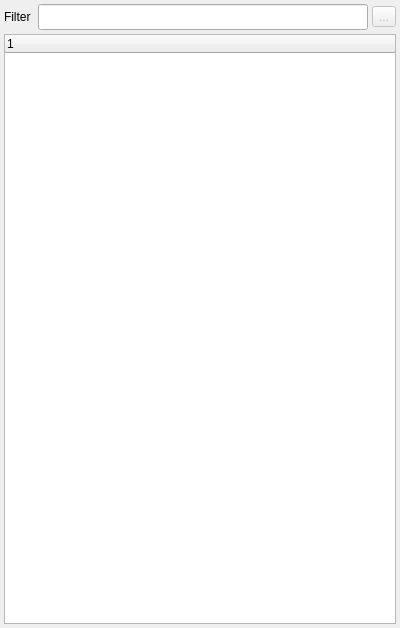
First picture: the form in sources/propertyview.ui, repository mikaelsundell/stageviz, before the edit.
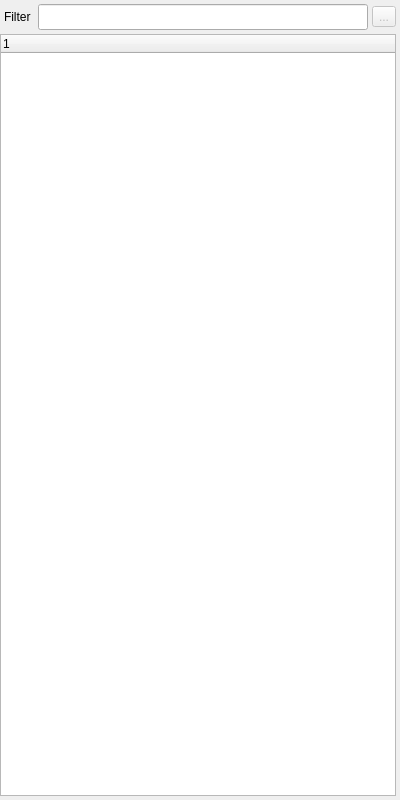
Second picture: the form after the edit. Custom widgets are drawn as their Qt base class.

```diff
--- a/sources/propertyview.ui
+++ b/sources/propertyview.ui
@@ -7,7 +7,7 @@
     <x>0</x>
     <y>0</y>
     <width>400</width>
-    <height>628</height>
+    <height>800</height>
    </rect>
   </property>
   <property name="sizePolicy">
@@ -21,7 +21,7 @@
     <number>4</number>
    </property>
    <property name="leftMargin">
-    <number>4</number>
+    <number>0</number>
    </property>
    <property name="topMargin">
     <number>4</number>
@@ -39,7 +39,7 @@
        <number>4</number>
       </property>
       <property name="leftMargin">
-       <number>0</number>
+       <number>4</number>
       </property>
       <property name="topMargin">
        <number>0</number>
```
